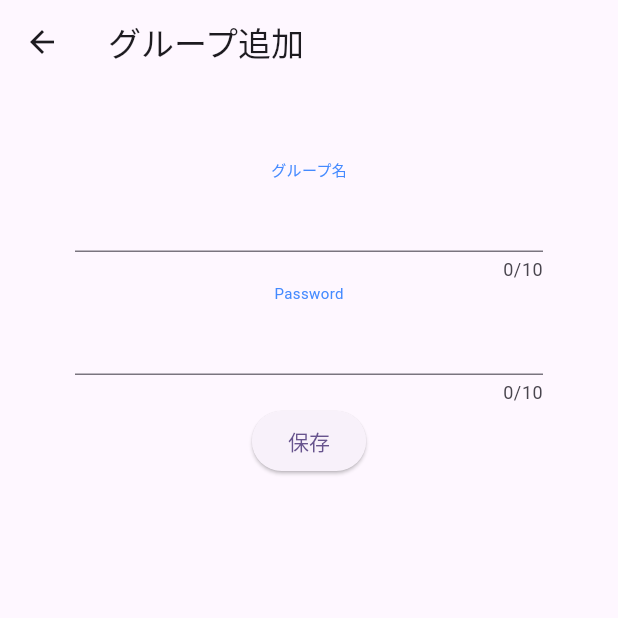
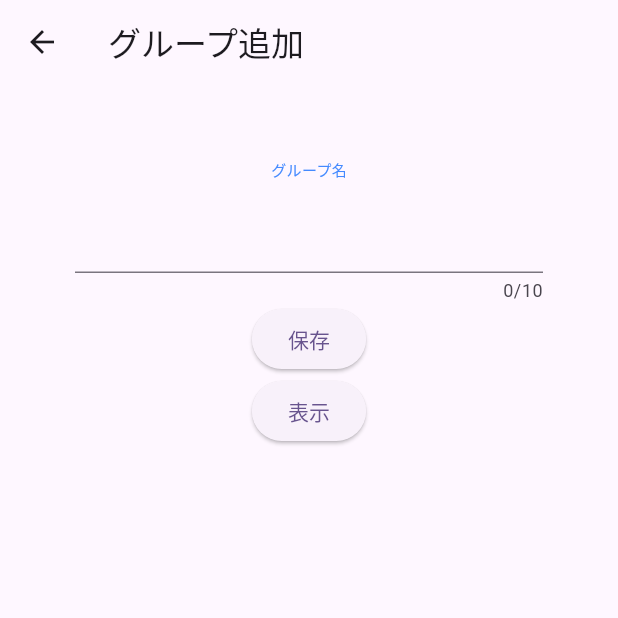
Before and after one commit to yambaru-hackathon/Group-10, a Flutter app: the newgroup screen opened directly, after a tap on "保存", on a phone screen of 412 x 824 dp, the top half of it. Run offline on Flutter 3.47's test engine with Material 3 defaults, Android fonts, the phone set to English and light mode, and no system bars; our stand-ins replace shared_preferences; accounts and stored records are empty.

Commit message:
local save
ローカルで保存できるようにしました

```diff
--- a/lib/newgroup.dart
+++ b/lib/newgroup.dart
@@ -1,6 +1,7 @@
 import 'package:flutter/cupertino.dart';
 import 'package:flutter/material.dart';
 import 'package:flutter/services.dart';
+import 'package:shared_preferences/shared_preferences.dart';
 
 
 void main() {
@@ -22,7 +23,8 @@ const newgroup({super.key});
         ),
       ),
       body: const Center(
-        child: ChangeForm(),   //文字入力するための関数を呼び出している
+        child: ChangeForm(),
+         //文字入力するための関数を呼び出している
       ),
 
     );
@@ -35,6 +37,7 @@ class ChangeForm extends StatefulWidget{
 
   @override
   _ChangeFormState createState() => _ChangeFormState();
+
 }
 
 
@@ -42,8 +45,33 @@ class _ChangeFormState extends State<ChangeForm>{
   final _formKey = GlobalKey<FormState>();
   String group='';
   String pass='';
-  String a='';
-  String b='';
+  late SharedPreferences prefs;
+  String name='';
+
+Future<void> setInstance() async{
+  prefs = await SharedPreferences.getInstance();
+}
+
+Future<void> setDate() async{
+  await prefs.setString('name', group);
+}
+
+void getDate(){
+  name =  prefs.getString('name') ?? '';
+  setState(() {});
+
+}
+
+
+
+@override
+void initState(){
+  super.initState();
+  setInstance();
+}
+
+
+
 
   void _handleText(String e){
     setState(() {
@@ -57,15 +85,6 @@ class _ChangeFormState extends State<ChangeForm>{
       pass = e;
     });
   }
-
-
-void _submission() {
-  a=group;
-  b=pass;
-}
-
-
-
 
 
 
@@ -82,6 +101,12 @@ void _submission() {
             color: Colors.blueAccent,
             fontSize: 10.0),
         ),
+        Text(
+          name,
+          style: const TextStyle(
+            color: Colors.blueAccent,
+            fontSize: 10.0),
+        ),
 
         TextField(
           enabled:true,
@@ -93,42 +118,21 @@ void _submission() {
         ),
 
 
-        Text(
-          'Password',
-          style: const TextStyle(
-            color: Colors.blueAccent,
-            fontSize: 10.0),
-        ),
 
-
-        TextField(
-          enabled:true,
-          maxLength: 10, //入力数
-          style: const TextStyle(color:Colors.red),
-          obscureText: true,
-          maxLines:1,
-          onChanged: _handleText,
-        ),
         ElevatedButton(
-              onPressed: _submission,
+              onPressed: (){
+                setDate();
+              },
               child: Text('保存'),
             ),
 
 
-        Text(
-          a,
-          style: const TextStyle(
-            color: Color.fromARGB(255, 0, 0, 0),
-            fontSize: 50.0),
-        ),
-
-        Text(
-          b,
-          style: const TextStyle(
-            color: Color.fromARGB(255, 0, 0, 0),
-            fontSize: 50.0),
-        ),
-
+        ElevatedButton(
+              onPressed: (){
+                getDate();
+              },
+              child: Text('表示'),
+            ),
 
 
     ],
--- a/pubspec.yaml
+++ b/pubspec.yaml
@@ -35,6 +35,7 @@ dependencies:
   # The following adds the Cupertino Icons font to your application.
   # Use with the CupertinoIcons class for iOS style icons.
   cupertino_icons: ^1.0.6
+  shared_preferences: ^2.2.2
 
 dev_dependencies:
   flutter_test:
```
Also changed, not shown: pubspec.lock, 1 other file.
